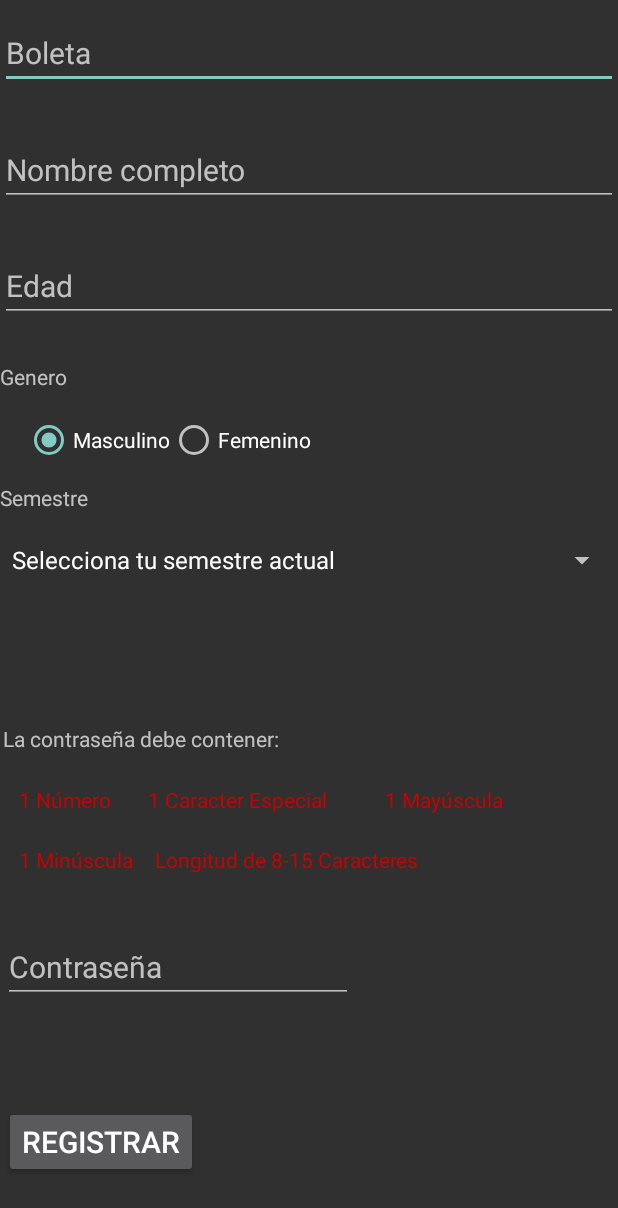
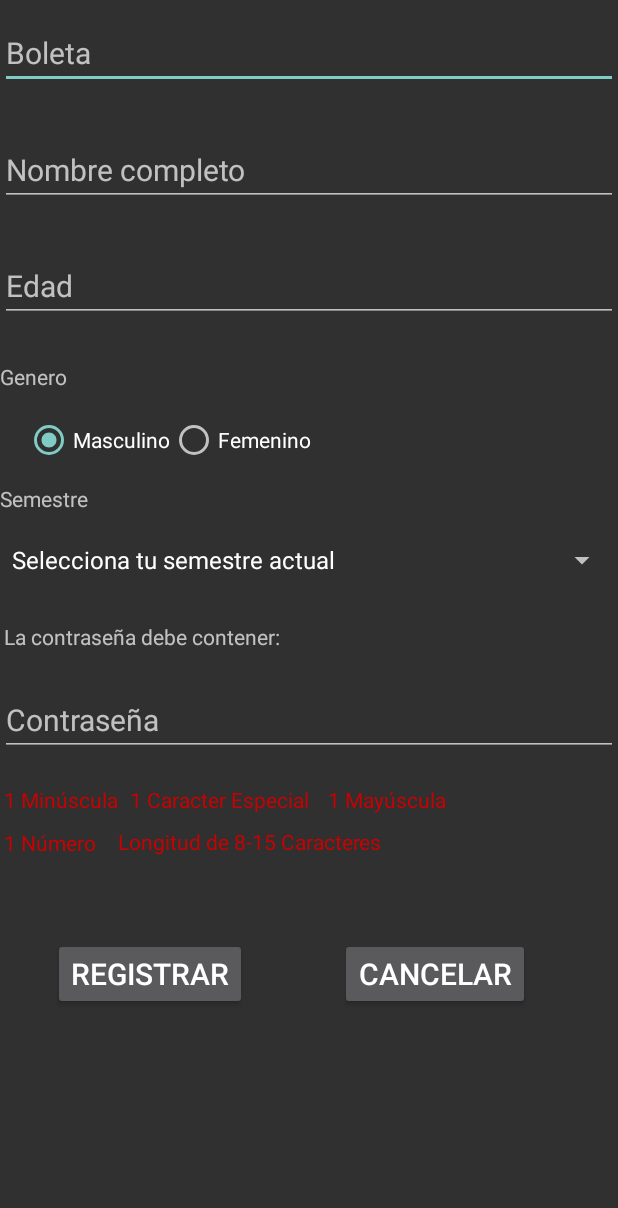
Before and after one commit to AlfredoArmenta/APPSTRESS, an Android app: the Registro screen opened directly, with no data from a screen before it, on a phone screen of 412 x 824 dp. Shown: the top 1208 px of the screen. Run offline under Robolectric (Android 15) with nearby library versions, the phone set to English and light mode, and no system bars.

Commit message:
Registrar cuenta terminado

```diff
--- a/app/src/main/java/com/example/estres2/InicioSesion.java
+++ b/app/src/main/java/com/example/estres2/InicioSesion.java
@@ -27,7 +27,7 @@ public class InicioSesion extends AppCompatActivity {
         setContentView(R.layout.activity_inicio_sesion);
         InicializarObjetos();
         Boleta.setText("2015640017");
-        Contraseña.setText("Politecnico123?");
+        Contraseña.setText("Politecnico1@");
     }
 
     private void InicializarObjetos() {
--- a/app/src/main/java/com/example/estres2/Registro.java
+++ b/app/src/main/java/com/example/estres2/Registro.java
@@ -24,7 +24,6 @@ public class Registro extends AppCompatActivity {
     private RadioButton Masculino;
     private RadioButton Femenino;
     private Spinner Semestre;
-    private Spinner UA;
     private EditText Contraseña;
 
     private TextView Requerimientos;
@@ -54,7 +53,6 @@ public class Registro extends AppCompatActivity {
         Masculino = (RadioButton) findViewById(R.id.RMasculino);
         Femenino = (RadioButton) findViewById(R.id.RFemenino);
         Semestre = (Spinner) findViewById(R.id.RSemestre);
-        UA = (Spinner) findViewById(R.id.RMateria);
         Contraseña = (EditText) findViewById(R.id.RContraseña);
 
         Masculino.setChecked(true);
@@ -63,12 +61,6 @@ public class Registro extends AppCompatActivity {
         String [] semestre = {"Selecciona tu semestre actual", "1", "2", "3", "4", "5","6", "7", "8", "9", "10","11", "12", "13", "14", "15"};
         ArrayAdapter<String> AdapterSemestre = new ArrayAdapter<String>(this, android.R.layout.simple_spinner_dropdown_item, semestre);
         Semestre.setAdapter(AdapterSemestre);
-
-        String [] UnidadAprendizaje = {"Selecciona una materia", "Lineas de Transmisión y Antenas", "Teoría de la Información", "Teoría de las Comunicaciones", "Variable Compleja",
-                "Protocolos de Internet", "Comunicaciones Digitales", "Sistemas Distribuidos", "Metodología", "Sistemas Celulares", "Multimedia","Señales y Sistemas", "Probabilidad",
-                "Programación de Dispositivos Móviles", "PT1", "PT2"};
-        ArrayAdapter<String> AdapterUnidad = new ArrayAdapter<String>(this, android.R.layout.simple_spinner_dropdown_item, UnidadAprendizaje);
-        UA.setAdapter(AdapterUnidad);
 
         // Elementos de texto que nos proporcionan información sobre los parametros de la contraseña
         Requerimientos = (TextView) findViewById(R.id.RRContraseña);
@@ -99,7 +91,6 @@ public class Registro extends AppCompatActivity {
             }
         });
     }
-
 
     /**
      * This method is to initialize objects to be used
@@ -137,16 +128,15 @@ public class Registro extends AppCompatActivity {
         user.setNombre(Nombre.getText().toString());
         user.setEdad(Edad.getText().toString());
 
-        if (Masculino.isChecked() == true) {
+        if (Masculino.isChecked()) {
             user.setGenero("Masculino");
         } else {
             user.setGenero("Femenino");
         }
         user.setSemestre(Semestre.getSelectedItem().toString());
-        user.setUnidadA(UA.getSelectedItem().toString());
         user.setContraseña(Contraseña.getText().toString());
 
-        if ( VerifyCampos() == true) {
+        if (VerifyCampos()) {
 
             if (bd.InsertarUsuario(user) > 0) {
                 Toast.makeText(getApplicationContext(),
@@ -158,7 +148,6 @@ public class Registro extends AppCompatActivity {
             } else {
                 Toast.makeText(getApplicationContext(),
                         getText(R.string.BoletaRegistrada), Toast.LENGTH_SHORT).show();
-
             }
 
         }
--- a/app/src/main/res/layout/activity_registro.xml
+++ b/app/src/main/res/layout/activity_registro.xml
@@ -1,5 +1,6 @@
 <?xml version="1.0" encoding="utf-8"?>
-<androidx.constraintlayout.widget.ConstraintLayout xmlns:android="http://schemas.android.com/apk/res/android"
+<androidx.constraintlayout.widget.ConstraintLayout
+    xmlns:android="http://schemas.android.com/apk/res/android"
     xmlns:app="http://schemas.android.com/apk/res-auto"
     xmlns:tools="http://schemas.android.com/tools"
     android:layout_width="match_parent"
@@ -11,7 +12,7 @@
         android:layout_width="match_parent"
         android:layout_height="wrap_content"
         android:ems="10"
-        android:hint="Boleta"
+        android:hint="@string/boleta"
         android:inputType="number"
         android:textSize="20sp"
         app:layout_constraintBottom_toBottomOf="parent"
@@ -26,7 +27,7 @@
         android:layout_width="match_parent"
         android:layout_height="wrap_content"
         android:ems="10"
-        android:hint="Nombre completo"
+        android:hint="@string/nombre_completo"
         android:inputType="textPersonName"
         android:textSize="20sp"
         app:layout_constraintBottom_toBottomOf="parent"
@@ -41,7 +42,7 @@
         android:layout_width="match_parent"
         android:layout_height="wrap_content"
         android:ems="10"
-        android:hint="Edad"
+        android:hint="@string/edad"
         android:inputType="number"
         android:textSize="20sp"
         app:layout_constraintBottom_toBottomOf="parent"
@@ -49,13 +50,14 @@
         app:layout_constraintHorizontal_bias="0.1"
         app:layout_constraintStart_toStartOf="parent"
         app:layout_constraintTop_toTopOf="parent"
-        app:layout_constraintVertical_bias="0.215" />
+        app:layout_constraintVertical_bias="0.215"
+        android:importantForAutofill="no" />
 
     <TextView
         android:id="@+id/RTGenero"
         android:layout_width="match_parent"
         android:layout_height="wrap_content"
-        android:text="Genero"
+        android:text="@string/genero"
         android:textSize="14sp"
         app:layout_constraintBottom_toBottomOf="parent"
         app:layout_constraintEnd_toEndOf="parent"
@@ -79,14 +81,14 @@
             android:id="@+id/RMasculino"
             android:layout_width="match_parent"
             android:layout_height="wrap_content"
-            android:text="Masculino"
+            android:text="@string/masculino"
             android:textSize="14sp" />
 
         <RadioButton
             android:id="@+id/RFemenino"
             android:layout_width="match_parent"
             android:layout_height="wrap_content"
-            android:text="Femenino"
+            android:text="@string/femenino"
             android:textSize="14sp" />
 
     </RadioGroup>
@@ -95,14 +97,14 @@
         android:id="@+id/RTSemestre"
         android:layout_width="match_parent"
         android:layout_height="wrap_content"
-        android:text="Semestre"
+        android:text="@string/semestre"
         android:textSize="14sp"
         app:layout_constraintBottom_toBottomOf="parent"
         app:layout_constraintEnd_toEndOf="parent"
-        app:layout_constraintHorizontal_bias="0.035"
+        app:layout_constraintHorizontal_bias="1.0"
         app:layout_constraintStart_toStartOf="parent"
         app:layout_constraintTop_toTopOf="parent"
-        app:layout_constraintVertical_bias="0.40" />
+        app:layout_constraintVertical_bias="0.401" />
 
     <Spinner
         android:id="@+id/RSemestre"
@@ -118,70 +120,42 @@
         app:layout_constraintVertical_bias="0.45" />
 
     <TextView
-        android:id="@+id/RUnidadAprendizaje"
+        android:id="@+id/RRContraseña"
         android:layout_width="wrap_content"
         android:layout_height="wrap_content"
-        android:text="Unidad de Aprendizaje"
-        android:textSize="14sp"
-        android:visibility="invisible"
-        app:layout_constraintBottom_toBottomOf="parent"
-        app:layout_constraintEnd_toEndOf="parent"
-        app:layout_constraintHorizontal_bias="0.005"
-        app:layout_constraintStart_toStartOf="parent"
-        app:layout_constraintTop_toTopOf="parent"
-        app:layout_constraintVertical_bias="0.5" />
-
-    <Spinner
-        android:id="@+id/RMateria"
-        android:layout_width="match_parent"
-        android:layout_height="wrap_content"
-        android:spinnerMode="dialog"
-        android:visibility="invisible"
-        app:layout_constraintBottom_toBottomOf="parent"
-        app:layout_constraintEnd_toEndOf="parent"
-        app:layout_constraintHorizontal_bias="0.4"
-        app:layout_constraintStart_toStartOf="parent"
-        app:layout_constraintTop_toTopOf="parent"
-        app:layout_constraintVertical_bias="0.55"
-        tools:visibility="visible" />
-
-    <TextView
-        android:id="@+id/RRContraseña"
-        android:text="La contraseña debe contener:"
-        android:layout_width="wrap_content"
-        android:layout_height="wrap_content"
+        android:text="@string/la_contrase_a_debe_contener"
         android:textSize="14sp"
         app:layout_constraintBottom_toBottomOf="parent"
         app:layout_constraintEnd_toEndOf="parent"
-        app:layout_constraintHorizontal_bias="0.01"
+        app:layout_constraintHorizontal_bias="0.013"
         app:layout_constraintStart_toStartOf="parent"
         app:layout_constraintTop_toTopOf="parent"
-        app:layout_constraintVertical_bias="0.6" />
+        app:layout_constraintVertical_bias="0.515" />
 
     <TextView
         android:id="@+id/RTNumero"
         android:layout_width="wrap_content"
         android:layout_height="wrap_content"
-        android:text="1 Número"
+        android:text="@string/_1_numero"
         android:textColor="@android:color/holo_red_dark"
         android:textSize="14sp"
         app:layout_constraintBottom_toBottomOf="parent"
         app:layout_constraintEnd_toEndOf="parent"
-        app:layout_constraintHorizontal_bias="0.037"
+        app:layout_constraintHorizontal_bias="0.008"
         app:layout_constraintStart_toStartOf="parent"
         app:layout_constraintTop_toTopOf="parent"
-        app:layout_constraintVertical_bias="0.65" />
+        app:layout_constraintVertical_bias="0.686" />
 
     <TextView
         android:id="@+id/RTCaracterEspecial"
         android:layout_width="wrap_content"
         android:layout_height="wrap_content"
-        android:text="1 Caracter Especial"
+        android:text="@string/_1_caracter_especial"
         android:textColor="@android:color/holo_red_dark"
         android:textSize="14sp"
         app:layout_constraintBottom_toBottomOf="parent"
         app:layout_constraintEnd_toEndOf="parent"
-        app:layout_constraintHorizontal_bias="0.337"
+        app:layout_constraintHorizontal_bias="0.296"
         app:layout_constraintStart_toStartOf="parent"
         app:layout_constraintTop_toTopOf="parent"
         app:layout_constraintVertical_bias="0.65" />
@@ -190,12 +164,12 @@
         android:id="@+id/RTMayuscula"
         android:layout_width="wrap_content"
         android:layout_height="wrap_content"
-        android:text="1 Mayúscula"
+        android:text="@string/_1_may_scula"
         android:textColor="@android:color/holo_red_dark"
         android:textSize="14sp"
         app:layout_constraintBottom_toBottomOf="parent"
         app:layout_constraintEnd_toEndOf="parent"
-        app:layout_constraintHorizontal_bias="0.77"
+        app:layout_constraintHorizontal_bias="0.656"
         app:layout_constraintStart_toStartOf="parent"
         app:layout_constraintTop_toTopOf="parent"
         app:layout_constraintVertical_bias="0.65" />
@@ -204,57 +178,71 @@
         android:id="@+id/RTMinuscula"
         android:layout_width="wrap_content"
         android:layout_height="wrap_content"
-        android:text="1 Minúscula"
+        android:text="@string/_1_minuscula"
         android:textColor="@android:color/holo_red_dark"
         android:textSize="14sp"
         app:layout_constraintBottom_toBottomOf="parent"
         app:layout_constraintEnd_toEndOf="parent"
-        app:layout_constraintHorizontal_bias="0.037"
+        app:layout_constraintHorizontal_bias="0.008"
         app:layout_constraintStart_toStartOf="parent"
         app:layout_constraintTop_toTopOf="parent"
-        app:layout_constraintVertical_bias="0.7" />
+        app:layout_constraintVertical_bias="0.65" />
 
     <TextView
         android:id="@+id/RTLongitud"
         android:layout_width="wrap_content"
         android:layout_height="wrap_content"
-        android:text="Longitud de 8-15 Caracteres"
+        android:text="@string/longitud_de_8_15_caracteres"
         android:textColor="@android:color/holo_red_dark"
         android:textSize="14sp"
         app:layout_constraintBottom_toBottomOf="parent"
         app:layout_constraintEnd_toEndOf="parent"
-        app:layout_constraintHorizontal_bias="0.437"
+        app:layout_constraintHorizontal_bias="0.333"
         app:layout_constraintStart_toStartOf="parent"
         app:layout_constraintTop_toTopOf="parent"
-        app:layout_constraintVertical_bias="0.7" />
+        app:layout_constraintVertical_bias="0.685" />
 
     <EditText
         android:id="@+id/RContraseña"
-        android:layout_width="wrap_content"
+        android:layout_width="match_parent"
         android:layout_height="wrap_content"
         android:ems="10"
-        android:hint="Contraseña"
+        android:hint="@string/contrasena"
         android:inputType="textPassword"
         android:textSize="20sp"
         app:layout_constraintBottom_toBottomOf="parent"
         app:layout_constraintEnd_toEndOf="parent"
-        app:layout_constraintHorizontal_bias="0.01"
+        app:layout_constraintHorizontal_bias="0.017"
         app:layout_constraintStart_toStartOf="parent"
         app:layout_constraintTop_toTopOf="parent"
-        app:layout_constraintVertical_bias="0.8" />
+        app:layout_constraintVertical_bias="0.588" />
 
     <Button
         android:id="@+id/RRegistrar"
         android:layout_width="wrap_content"
         android:layout_height="wrap_content"
         android:onClick="Registrar"
-        android:text="Registrar"
+        android:text="@string/registrar"
         android:textSize="20sp"
         app:layout_constraintBottom_toBottomOf="parent"
         app:layout_constraintEnd_toEndOf="parent"
-        app:layout_constraintHorizontal_bias="0.01"
+        app:layout_constraintHorizontal_bias="0.124"
         app:layout_constraintStart_toStartOf="parent"
         app:layout_constraintTop_toTopOf="parent"
-        app:layout_constraintVertical_bias="0.95" />
+        app:layout_constraintVertical_bias="0.806" />
+
+    <Button
+        android:id="@+id/RCancelar"
+        android:layout_width="wrap_content"
+        android:layout_height="wrap_content"
+        android:onClick="Cancelar"
+        android:text="@string/cancelar"
+        android:textSize="20sp"
+        app:layout_constraintBottom_toBottomOf="parent"
+        app:layout_constraintEnd_toEndOf="parent"
+        app:layout_constraintHorizontal_bias="0.512"
+        app:layout_constraintStart_toEndOf="@+id/RRegistrar"
+        app:layout_constraintTop_toTopOf="parent"
+        app:layout_constraintVertical_bias="0.806" />
 
 </androidx.constraintlayout.widget.ConstraintLayout>
--- a/app/src/main/res/values/strings.xml
+++ b/app/src/main/res/values/strings.xml
@@ -97,4 +97,22 @@
     <string name="menu_scan">Scan</string>
     <string name="menu_stop">Stop</string>
 
+    <string name="nombre_completo">Nombre completo</string>
+    <string name="edad">Edad</string>
+    <string name="genero">Genero</string>
+    <string name="masculino">Masculino</string>
+    <string name="femenino">Femenino</string>
+    <string name="semestre">Semestre</string>
+    <string name="la_contrase_a_debe_contener">La contraseña debe contener:</string>
+    <string name="_1_numero">1 Número</string>
+    <string name="_1_caracter_especial">1 Caracter Especial</string>
+    <string name="_1_may_scula">1 Mayúscula</string>
+    <string name="_1_minuscula">1 Minúscula</string>
+    <string name="longitud_de_8_15_caracteres">Longitud de 8-15 Caracteres</string>
+    <string name="contrasena">Contraseña</string>
+    <string name="registrar">Registrar</string>
+    <string name="cancelar">Cancelar</string>
+    <string name="boleta">Boleta</string>
+    <string name="aplicar">Aplicar</string>
+
 </resources>
```
Also changed, not shown: app/src/main/java/com/example/estres2/ui/cuenta/CuentaFragment.java (+5 -32 lines), app/src/main/res/layout/fragment_cuenta.xml (+16 -42 lines).
